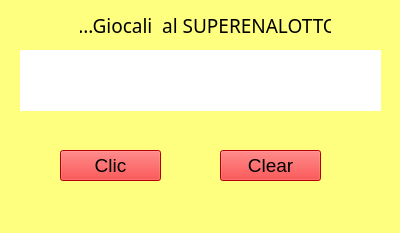
Before: the Qt Designer form estrazione.ui in skeell/pythonRepo, drawn with Qt 5.
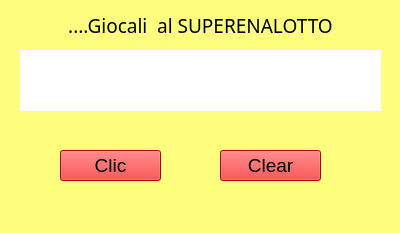
After: the same form once the commit is applied.

Diff of the .ui file:
```diff
--- a/estrazione.ui
+++ b/estrazione.ui
@@ -88,9 +88,9 @@
   <widget class="QLabel" name="label_2">
    <property name="geometry">
     <rect>
-     <x>80</x>
+     <x>20</x>
      <y>10</y>
-     <width>251</width>
+     <width>361</width>
      <height>31</height>
     </rect>
    </property>
```
